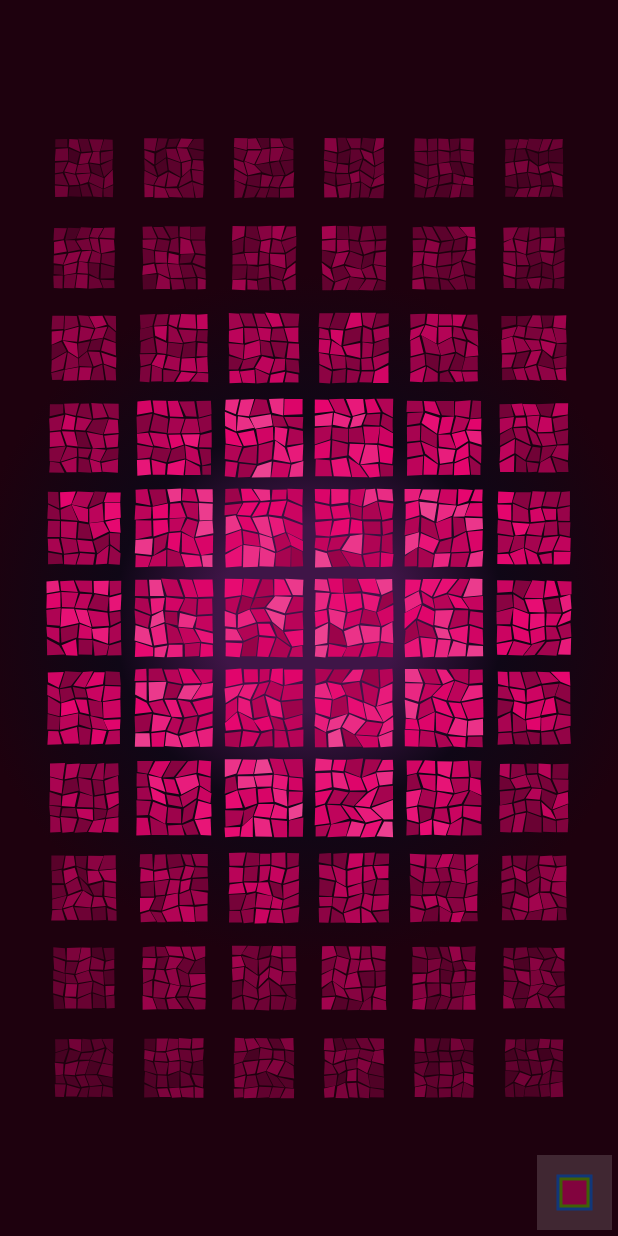
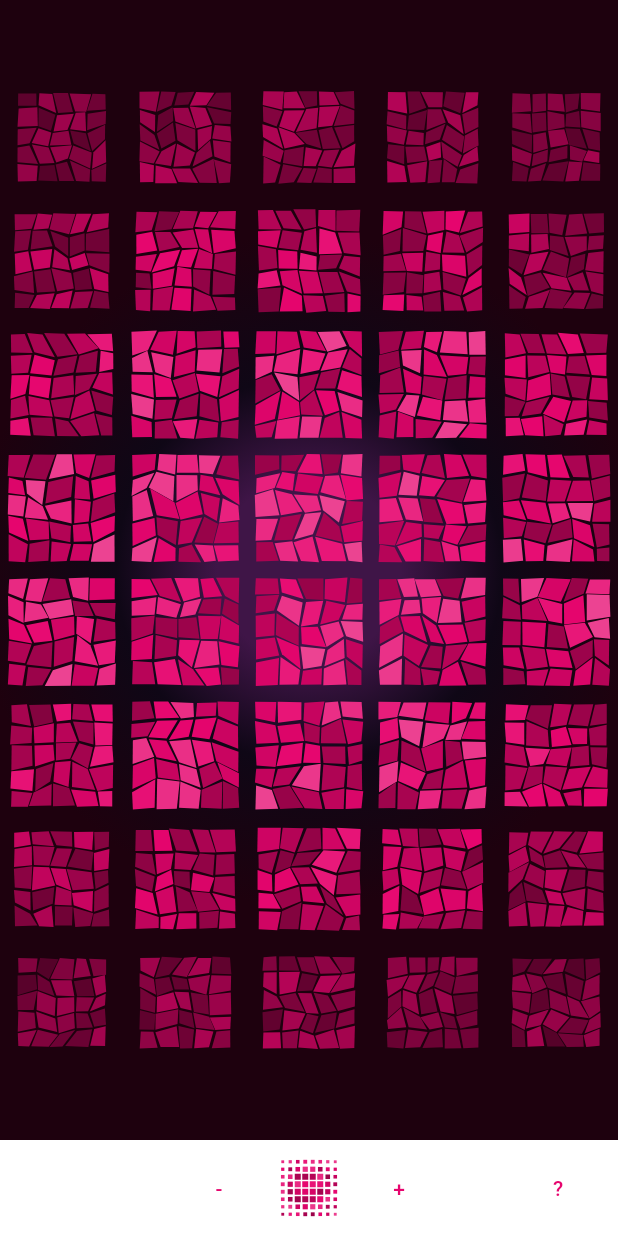
Before and after one commit to ztrag/skwer, a Flutter app: the screen it shows after launch, on a phone screen of 412 x 824 dp. Run offline on Flutter 3.47's test engine with Material 2 defaults, Android fonts, the phone set to English and light mode, and no system bars.

Commit message:
Mobile menu buttons.

```diff
--- a/lib/game/game.dart
+++ b/lib/game/game.dart
@@ -1,4 +1,5 @@
 import 'package:flutter/cupertino.dart';
+import 'package:skwer/game/game_prefs.dart';
 import 'package:skwer/game/game_props.dart';
 import 'package:skwer/game/game_rotation.dart';
 import 'package:skwer/game/game_zone.dart';
@@ -20,9 +21,11 @@ class Game {
   final ValueNotifier<GameProps> gameProps = ValueNotifier(GameProps());
   final List<GameRotation> rotations = [];
 
-  GameProps get props => gameProps.value;
+  GamePrefs prefs = GamePrefs();
   GameState state = GameState.inProgress;
   int _resetPuzzleCounter = 0;
+
+  GameProps get props => gameProps.value;
 
   void resize(int numTilesX, int numTilesY) {
     clearFocus(true);
--- /dev/null
+++ b/lib/game/game_bottom_menu.dart
@@ -0,0 +1,154 @@
+import 'dart:math';
+
+import 'package:flutter/material.dart';
+import 'package:skwer/colors.dart';
+import 'package:skwer/game/game.dart';
+
+class GameMenuButton extends StatelessWidget {
+  final Game game;
+  final VoidCallback onHelp;
+
+  late final _GameMenuMainPainter _painter = _GameMenuMainPainter(game);
+
+  GameMenuButton({
+    Key? key,
+    required this.game,
+    required this.onHelp,
+  }) : super(key: key);
+
+  @override
+  Widget build(BuildContext context) {
+    return ValueListenableBuilder(
+      valueListenable: game.gameProps,
+      builder: (_, props, __) {
+        return Padding(
+          padding: const EdgeInsets.all(8.0),
+          child: Stack(
+            children: [
+              Row(
+                mainAxisAlignment: MainAxisAlignment.center,
+                children: [
+                  TextButton(
+                    style: TextButton.styleFrom(
+                      foregroundColor: skTileColors[
+                          game.gameProps.value.skwer % 3], // Text Color
+                    ),
+                    onPressed: () => game.prefs.tileLevel--,
+                    child: const Text('-'),
+                  ),
+                  Padding(
+                    padding: const EdgeInsets.symmetric(horizontal: 8.0),
+                    child: GestureDetector(
+                      onLongPress: () {
+                        game.reset(skwer: (game.props.skwer + 1) % 3);
+                        if (game.props.puzzle.value != null) {
+                          game.resetPuzzle();
+                        }
+                      },
+                      onTap: () {
+                        if (game.props.puzzle.value == null) {
+                          game.startPuzzle(1);
+                        } else {
+                          if (game.rotations.length ==
+                              game.props.puzzle.value!.rotations.length) {
+                            final puzzleSize = (game.rotations.length + 1) % 8;
+                            if (puzzleSize > 0) {
+                              game.startPuzzle(puzzleSize);
+                            } else {
+                              game.props.puzzle.value = null;
+                              game.reset(skwer: game.props.skwer);
+                            }
+                          }
+                          game.resetPuzzle();
+                        }
+                      },
+                      child: RepaintBoundary(
+                        child: SizedBox(
+                          width: 40,
+                          height: 40,
+                          child: CustomPaint(painter: _painter),
+                        ),
+                      ),
+                    ),
+                  ),
+                  TextButton(
+                    style: TextButton.styleFrom(
+                      foregroundColor: skTileColors[
+                          game.gameProps.value.skwer % 3], // Text Color
+                    ),
+                    onPressed: () => game.prefs.tileLevel++,
+                    child: const Text('+'),
+                  ),
+                ],
+              ),
+              Positioned(
+                right: 0,
+                child: TextButton(
+                  style: TextButton.styleFrom(
+                    foregroundColor: skTileColors[
+                        game.gameProps.value.skwer % 3], // Text Color
+                  ),
+                  onPressed: onHelp,
+                  child: const Text('?'),
+                ),
+              ),
+            ],
+          ),
+        );
+      },
+    );
+  }
+}
+
+class _GameMenuMainPainter extends CustomPainter {
+  final Game game;
+  final Paint _paint = Paint();
+
+  _GameMenuMainPainter(this.game) : super(repaint: game.gameProps);
+
+  @override
+  void paint(Canvas canvas, Size size) {
+    final random = Random(0);
+    final numTiles = max(game.props.numTilesX, game.props.numTilesY);
+    final tileSize = size.width / numTiles;
+    final space = tileSize * 0.1;
+    final baseColor = skTileColors[game.gameProps.value.skwer % 3];
+    final puzzleColor = skTileColors[(game.gameProps.value.skwer + 1) % 3];
+    var count = game.props.puzzle.value?.rotations.length ?? 0;
+    for (var j = 0; j < numTiles; j++) {
+      for (var i = 0; i < numTiles; i++) {
+        final color = --count >= 0 ? puzzleColor : baseColor;
+        final d1 = _d1(random);
+        _paint.color = d1 > 1
+            ? Color.lerp(color, skWhite, d1 - 1)!
+            : Color.lerp(color, skBlack, 1 - d1)!;
+
+        final dx = i + 0.5 - numTiles / 2;
+        final dy = j + 0.5 - numTiles / 2;
+        final dist = 1.0 * pow(dx * dx + dy * dy, 0.45);
+        final squareSize = (tileSize - 2 * space) * min(1, numTiles / 4 / dist);
+        final left = i * tileSize + (tileSize - squareSize) / 2;
+        final top = j * tileSize + (tileSize - squareSize) / 2;
+        canvas.drawRect(
+          Rect.fromLTRB(
+            left,
+            top,
+            left + squareSize,
+            top + squareSize,
+          ),
+          _paint,
+        );
+      }
+    }
+  }
+
+  @override
+  bool shouldRepaint(covariant CustomPainter oldDelegate) {
+    return false;
+  }
+
+  double _d1(Random random) {
+    const d1 = 0.6;
+    return (0.95 - d1 / 2 + d1 * random.nextDouble());
+  }
+}
--- /dev/null
+++ b/lib/game/game_prefs.dart
@@ -0,0 +1,32 @@
+import 'dart:math';
+
+import 'package:flutter/foundation.dart';
+
+const kNumTiles = [
+  Point(3, 4),
+  Point(3, 5),
+  Point(4, 6),
+  Point(4, 7),
+  Point(5, 7),
+  Point(5, 8),
+  Point(6, 10),
+  Point(6, 9),
+  Point(6, 11),
+];
+
+class GamePrefs {
+  static const int defaultTileLevel = 5;
+
+  final ValueNotifier<Point<int>> _numTiles =
+      ValueNotifier(kNumTiles[defaultTileLevel]);
+  int _tileLevel = defaultTileLevel;
+
+  int get tileLevel => _tileLevel;
+
+  set tileLevel(int level) {
+    _tileLevel = max(0, min(kNumTiles.length - 1, level));
+    _numTiles.value = kNumTiles[_tileLevel];
+  }
+
+  ValueListenable<Point<int>> get numTiles => _numTiles;
+}
--- a/lib/game/game_widget.dart
+++ b/lib/game/game_widget.dart
@@ -4,6 +4,7 @@ import 'package:flutter/material.dart';
 import 'package:flutter/services.dart';
 import 'package:skwer/colors.dart';
 import 'package:skwer/game/game.dart';
+import 'package:skwer/game/game_bottom_menu.dart';
 import 'package:skwer/game/game_props.dart';
 import 'package:skwer/game/game_rotation.dart';
 import 'package:skwer/game/game_zone.dart';
@@ -45,6 +46,12 @@ class _GameWidgetState extends State<GameWidget> {
   GameProps get props => game.gameProps.value;
 
   @override
+  void initState() {
+    super.initState();
+    game.prefs.numTiles.addListener(() => setState(() {}));
+  }
+
+  @override
   Widget build(BuildContext context) {
     SystemChrome.setPreferredOrientations([
       DeviceOrientation.portraitUp,
@@ -54,14 +61,16 @@ class _GameWidgetState extends State<GameWidget> {
     final mediaQueryData = MediaQuery.of(context);
     final mediaSize = mediaQueryData.size;
     final size = Platform.isMobile
-        ? Size(mediaSize.width, mediaSize.height - 150)
+        ? Size(mediaSize.width, mediaSize.height - 100)
         : mediaSize;
-    final tileSize = _tileSize;
 
+    final numTilesFromPrefs = getNumTilesFromPrefs();
+    final tileSize = getTileSize(size, numTilesFromPrefs);
     final x = (size.width / tileSize).floor();
     final y = (size.height / tileSize).floor();
-    final numTilesX = x > 9 && x % 2 == 0 ? x - 1 : x;
-    final numTilesY = y > 9 && y % 2 == 0 ? y - 1 : y;
+    final numTilesX = numTilesFromPrefs?.x ?? (x > 9 && x % 2 == 0 ? x - 1 : x);
+    final numTilesY = numTilesFromPrefs?.y ?? (y > 9 && y % 2 == 0 ? y - 1 : y);
+
     if (numTilesX != props.numTilesX || numTilesY != props.numTilesY) {
       _positions.clear();
       game.resize(numTilesX, numTilesY);
@@ -71,6 +80,10 @@ class _GameWidgetState extends State<GameWidget> {
       autofocus: true,
       node: focusScopeNode,
       onKeyEvent: _onTopKeyEvent,
+      child: Column(
+        mainAxisAlignment: MainAxisAlignment.spaceBetween,
+        children: [
+          Expanded(
             child: Stack(
               alignment: Alignment.center,
               children: [
@@ -96,7 +109,11 @@ class _GameWidgetState extends State<GameWidget> {
                             decoration: BoxDecoration(
                               gradient: RadialGradient(
                                 radius: 1 - zoneSize,
-                          stops: [zoneSize * 0.6, zoneSize * 0.6 + 0.3, 1],
+                                stops: [
+                                  zoneSize * 0.6,
+                                  zoneSize * 0.6 + 0.3,
+                                  1
+                                ],
                                 colors: [
                                   Color.lerp(
                                       Color.lerp(
@@ -134,10 +151,12 @@ class _GameWidgetState extends State<GameWidget> {
                                         color: skBlack,
                                         border: Border.all(
                                           width: Platform.isMobile ? 2 : 4,
-                                    strokeAlign: BorderSide.strokeAlignOutside,
+                                          strokeAlign:
+                                              BorderSide.strokeAlignOutside,
                                           color: Color.lerp(
                                               skTileColors[
-                                            game.gameProps.value.skwer % 3],
+                                                  game.gameProps.value.skwer %
+                                                      3],
                                               skBlack,
                                               0.3)!,
                                         ),
@@ -172,68 +191,13 @@ class _GameWidgetState extends State<GameWidget> {
                     },
                   ),
                 ),
-          if (Platform.isMobile)
-            Positioned(
-              bottom: 0,
-              right: 0,
-              child: ValueListenableBuilder(
-                valueListenable: game.gameProps,
-                builder: (_, props, __) {
-                  return Padding(
-                    padding: const EdgeInsets.all(4.0),
-                    child: GestureDetector(
-                      onLongPress: () {
-                        game.props.puzzle.value = null;
-                        game.reset(skwer: (game.gameProps.value.skwer + 1) % 3);
-                      },
-                      onTap: () {
-                        if (game.props.puzzle.value == null) {
-                          game.startPuzzle(1);
-                        } else {
-                          if (game.rotations.length ==
-                              game.props.puzzle.value!.rotations.length) {
-                            game.startPuzzle((game.rotations.length + 1) % 8);
-                          }
-                          game.resetPuzzle();
-                        }
-                      },
-                      child: Opacity(
-                        opacity: 0.5,
-                        child: Container(
-                          color: skWhite.withOpacity(0.3),
-                          width: 50,
-                          height: 50,
-                          child: Center(
-                            child: Container(
-                              color: skTileColors[(props.skwer + 2) % 3],
-                              child: Padding(
-                                padding: const EdgeInsets.all(2),
-                                child: Container(
-                                  color: skTileColors[(props.skwer + 1) % 3],
-                                  child: Padding(
-                                    padding: const EdgeInsets.all(2),
-                                    child: Container(
-                                      color: skTileColors[props.skwer % 3],
-                                      child: const SizedBox(
-                                        width: 16,
-                                        height: 16,
-                                      ),
-                                    ),
-                                  ),
-                                ),
-                              ),
-                            ),
-                          ),
-                        ),
-                      ),
-                    ),
-                  );
-                },
-              ),
-            ),
                 Positioned(
                   left: 0,
                   bottom: 0,
+                  right: 0,
+                  child: Row(
+                    children: [
+                      Flexible(
                         child: AnimatedOpacity(
                           opacity: _isShowingHelp ? 1.0 : 0.0,
                           duration: const Duration(milliseconds: 250),
@@ -245,14 +209,35 @@ class _GameWidgetState extends State<GameWidget> {
                       ),
                     ],
                   ),
+                ),
+              ],
+            ),
+          ),
+          if (Platform.isMobile)
+            GameMenuButton(
+              game: game,
+              onHelp: () => setState(() {
+                _isShowingHelp = !_isShowingHelp;
+              }),
+            ),
+        ],
+      ),
     );
   }
 
-  double get _tileSize {
+  Point<int>? getNumTilesFromPrefs() {
     if (Platform.isMobile) {
-      return 60;
+      return game.prefs.numTiles.value;
     }
-    return 80.0;
+    return null;
+  }
+
+  double getTileSize(Size size, Point<int>? numTilesFromPrefs) {
+    if (numTilesFromPrefs == null) {
+      return 80;
+    }
+    return min(
+        size.width / numTilesFromPrefs.x, size.height / numTilesFromPrefs.y);
   }
 
   Widget _buildTile(int x, int y, double tileSize) {
--- a/lib/game/game_zone.dart
+++ b/lib/game/game_zone.dart
@@ -10,7 +10,10 @@ class GameZone {
 
   factory GameZone(int numTilesX, int numTilesY) {
     final paddingX = _paddingForTiles(numTilesX);
-    final paddingY = _paddingForTiles(numTilesY);
+    var paddingY = _paddingForTiles(numTilesY);
+    if (paddingX == 1 && paddingY == 1 && numTilesY > 5 && numTilesX <= 5) {
+      paddingY = 2;
+    }
     return GameZone._(
       Point(paddingX, paddingY),
       Point(numTilesX - paddingX * 2, numTilesY - paddingY * 2),
@@ -18,7 +21,7 @@ class GameZone {
   }
 
   static int _paddingForTiles(int numTiles) {
-    if (numTiles > 9) {
+    if (numTiles >= 10) {
       return (6 + numTiles - 10) ~/ 2;
     } else if (numTiles > 6) {
       return 2;
--- a/lib/mosaic/mosaic.dart
+++ b/lib/mosaic/mosaic.dart
@@ -15,7 +15,6 @@ abstract class Mosaic {
     ColorWave wave,
     Offset? hoverPosition,
   ) {
-
     for (MosaicTile tile in tiles) {
       tile.paint(
         canvas,
@@ -27,12 +26,13 @@ abstract class Mosaic {
     }
   }
 
-  double _getHoverBrightness(MosaicTile tile, Offset? hoverPosition, Size size) {
+  double _getHoverBrightness(
+      MosaicTile tile, Offset? hoverPosition, Size size) {
     if (hoverPosition == null) {
       return 1;
     }
     final dist = Offset(tile.position.x - hoverPosition.dx / size.width,
-        tile.position.y - hoverPosition.dy / size.height)
+            tile.position.y - hoverPosition.dy / size.height)
         .distance;
     final dist2 = max(0, (1.4142 - dist) / 1.4142);
     return 0.35 + 1 * pow(dist2, 1.5);
--- a/pubspec.yaml
+++ b/pubspec.yaml
@@ -14,6 +14,7 @@ dev_dependencies:
   flutter_lints: ^2.0.0
 
 flutter:
+  uses-material-design: true
   fonts:
     - family: CourierPrime
       fonts:
```
Lines whose indentation alone changed are shown as unchanged.
